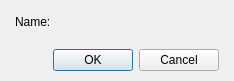
The window that Editor/Dialogs/Systems/dialogsystemlang.ui (RPG-Paper-Maker/RPG-Paper-Maker) describes before a commit, drawn with Qt 5.
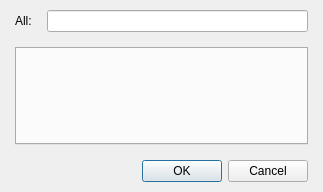
The same window after the commit. Custom widgets are drawn as their Qt base class.

Commit message: [WIP] Language manager: remove langstranslation class

```diff
--- a/Editor/Dialogs/Systems/dialogsystemlang.ui
+++ b/Editor/Dialogs/Systems/dialogsystemlang.ui
@@ -6,8 +6,8 @@
    <rect>
     <x>0</x>
     <y>0</y>
-    <width>234</width>
-    <height>81</height>
+    <width>323</width>
+    <height>192</height>
    </rect>
   </property>
   <property name="windowTitle">
@@ -27,32 +27,30 @@
     <number>10</number>
    </property>
    <item row="0" column="0">
-    <layout class="QVBoxLayout" name="verticalLayout">
+    <layout class="QVBoxLayout" name="verticalLayout_2" stretch="1,0">
      <property name="spacing">
       <number>15</number>
      </property>
      <item>
-      <layout class="QHBoxLayout" name="horizontalLayout" stretch="0,1">
+      <layout class="QVBoxLayout" name="verticalLayout" stretch="0,1">
        <item>
-        <widget class="QLabel" name="labelName">
-         <property name="text">
-          <string>Name:</string>
-         </property>
-        </widget>
+        <layout class="QHBoxLayout" name="horizontalLayout" stretch="0,0">
+         <item>
+          <widget class="QLabel" name="labelAll">
+           <property name="text">
+            <string>All:</string>
+           </property>
+          </widget>
+         </item>
+         <item>
+          <widget class="QLineEdit" name="lineEditAll"/>
+         </item>
+        </layout>
        </item>
        <item>
-        <widget class="WidgetTextLang" name="widgetName" native="true">
-         <property name="minimumSize">
-          <size>
-           <width>150</width>
-           <height>0</height>
-          </size>
-         </property>
-         <property name="maximumSize">
-          <size>
-           <width>150</width>
-           <height>16777215</height>
-          </size>
+        <widget class="QTabWidget" name="tabWidget">
+         <property name="currentIndex">
+          <number>-1</number>
          </property>
         </widget>
        </item>
@@ -72,14 +70,6 @@
    </item>
   </layout>
  </widget>
- <customwidgets>
-  <customwidget>
-   <class>WidgetTextLang</class>
-   <extends>QWidget</extends>
-   <header>widgettextlang.h</header>
-   <container>1</container>
-  </customwidget>
- </customwidgets>
  <resources/>
  <connections>
   <connection>
```
The commit also changes 72 other files.
